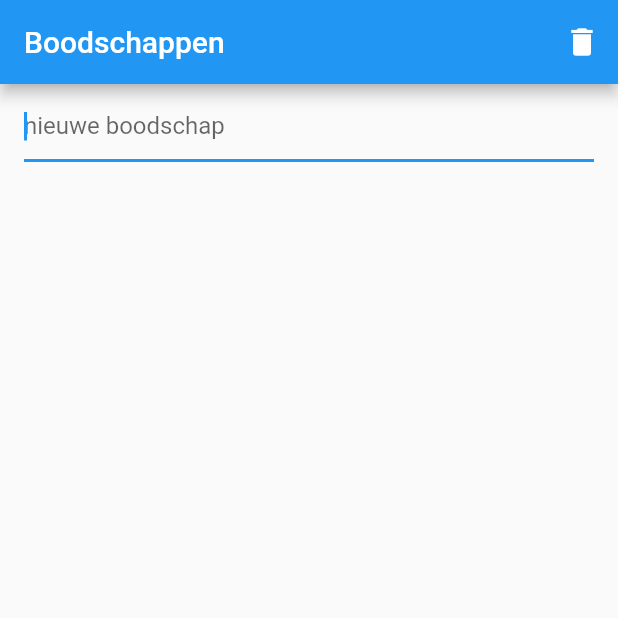
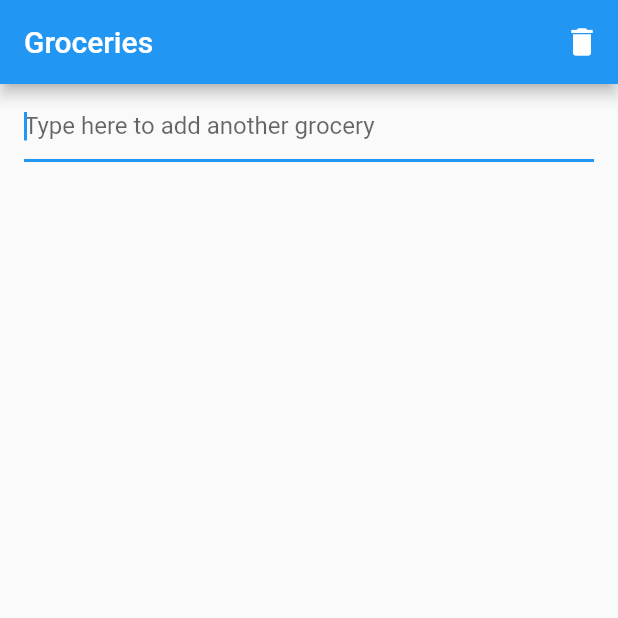
Before and after one commit to slideclimb/grocery-list, a Flutter app: the screen it shows after launch, on a phone screen of 412 x 824 dp, the top half of it. Run offline on Flutter 3.47's test engine with Material 2 defaults, Android fonts, the phone set to English and light mode, and no system bars.

Commit message:
Fix #1, added i18n

```diff
--- a/lib/groceries.dart
+++ b/lib/groceries.dart
@@ -1,5 +1,6 @@
 import 'package:flutter/material.dart';
 import 'package:grocery_list/grocery.dart';
+import 'package:grocery_list/translations.dart';
 
 /// Page with the grocery list.
 class Groceries extends StatefulWidget {
@@ -17,7 +18,7 @@ class GroceriesState extends State<Groceries> {
   Widget build(BuildContext context) {
     return Scaffold(
         appBar: new AppBar(
-          title: const Text('Boodschappen'),
+          title: Text(Translations.of(context).appTitle),
           actions: <Widget>[
             // Button to clear the grocery list.
             new IconButton(
@@ -46,7 +47,7 @@ class GroceriesState extends State<Groceries> {
                 title: TextField(
               autofocus: true,
               onSubmitted: _addGrocery,
-              decoration: InputDecoration(hintText: 'nieuwe boodschap'),
+              decoration: InputDecoration(hintText: Translations.of(context).newGrocery),
             ));
           }
         }));
--- /dev/null
+++ b/lib/localizations_delegate.dart
@@ -0,0 +1,20 @@
+import 'package:flutter/foundation.dart';
+import 'package:flutter/material.dart';
+import 'package:grocery_list/translations.dart';
+
+class GroceryLocalizationsDelegate extends LocalizationsDelegate<Translations> {
+  const GroceryLocalizationsDelegate();
+
+  @override
+  bool isSupported(Locale locale) => ['en', 'nl'].contains(locale.languageCode);
+
+  @override
+  Future<Translations> load(Locale locale) {
+    // Returning a SynchronousFuture here because an async "load" operation
+    // isn't needed to produce an instance of Translations.
+    return SynchronousFuture<Translations>(Translations(locale));
+  }
+
+  @override
+  bool shouldReload(GroceryLocalizationsDelegate old) => false;
+}
--- a/lib/main.dart
+++ b/lib/main.dart
@@ -1,5 +1,8 @@
 import 'package:flutter/material.dart';
 import 'package:grocery_list/groceries.dart';
+import 'package:flutter_localizations/flutter_localizations.dart';
+import 'package:grocery_list/translations.dart';
+import 'package:grocery_list/localizations_delegate.dart';
 
 void main() => runApp(MyApp());
 
@@ -10,6 +13,16 @@ class MyApp extends StatelessWidget {
     return MaterialApp(
       home: Groceries(), // Set the home route (page).
       debugShowCheckedModeBanner: false, // Disable debug banner.
+      onGenerateTitle: (BuildContext context) => Translations.of(context).appTitle,
+      localizationsDelegates: [
+        const GroceryLocalizationsDelegate(),
+        GlobalMaterialLocalizations.delegate,
+        GlobalWidgetsLocalizations.delegate
+      ],
+      supportedLocales: [
+        const Locale('en', 'US'),
+        const Locale('nl')
+      ],
     );
   }
 }
--- /dev/null
+++ b/lib/translations.dart
@@ -0,0 +1,31 @@
+import 'package:flutter/material.dart';
+
+class Translations {
+  Translations(this.locale);
+
+  final Locale locale;
+
+  static Translations of(BuildContext context) {
+    return Localizations.of<Translations>(
+        context, Translations);
+  }
+
+  static Map<String, Map<String, String>> _localizedValues = {
+    'en': {
+      'app_title': 'Groceries',
+      'new_grocery': 'Type here to add another grocery'
+    },
+    'nl': {
+      'app_title': 'Boodschappen',
+      'new_grocery': 'Type hier om een boodschap toe te voegen'
+    }
+  };
+
+  String get appTitle {
+    return _localizedValues[locale.languageCode]['app_title'];
+  }
+
+  String get newGrocery {
+    return _localizedValues[locale.languageCode]['new_grocery'];
+  }
+}
--- a/pubspec.yaml
+++ b/pubspec.yaml
@@ -14,6 +14,8 @@ environment:
 
 dependencies:
   flutter:
+    sdk: flutter
+  flutter_localizations:
     sdk: flutter
 
   # The following adds the Cupertino Icons font to your application.
```
Also changed, not shown: 1 other file.
